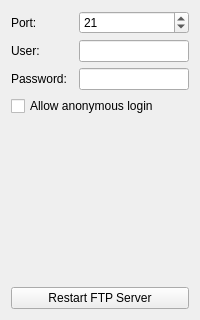
Qt form mainwindow.ui (sashoalm/QFtpServer) before a commit.
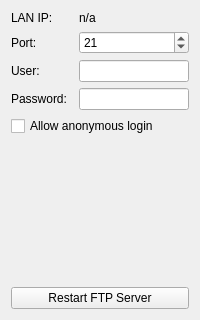
The same form after that commit.

Commit message: display LAN IP address

```diff
--- a/mainwindow.ui
+++ b/mainwindow.ui
@@ -15,28 +15,51 @@
   </property>
   <widget class="QWidget" name="centralWidget">
    <layout class="QGridLayout" name="gridLayout">
-    <item row="4" column="0">
+    <item row="5" column="2">
+     <widget class="QLineEdit" name="lineEditPassword"/>
+    </item>
+    <item row="8" column="0" colspan="3">
+     <spacer name="verticalSpacer">
+      <property name="orientation">
+       <enum>Qt::Vertical</enum>
+      </property>
+      <property name="sizeHint" stdset="0">
+       <size>
+        <width>20</width>
+        <height>40</height>
+       </size>
+      </property>
+     </spacer>
+    </item>
+    <item row="6" column="0" colspan="3">
+     <widget class="QCheckBox" name="checkBoxAnonymous">
+      <property name="text">
+       <string>Allow anonymous login</string>
+      </property>
+     </widget>
+    </item>
+    <item row="5" column="0">
      <widget class="QLabel" name="label_3">
       <property name="text">
        <string>Password:</string>
       </property>
      </widget>
     </item>
-    <item row="3" column="0">
+    <item row="4" column="0">
      <widget class="QLabel" name="label_2">
       <property name="text">
        <string>User:</string>
       </property>
      </widget>
     </item>
-    <item row="0" column="0">
+    <item row="1" column="0">
      <widget class="QLabel" name="label">
       <property name="text">
        <string>Port:</string>
       </property>
      </widget>
     </item>
-    <item row="0" column="2">
+    <item row="1" column="2">
      <widget class="QSpinBox" name="spinBoxPort">
       <property name="minimum">
        <number>1</number>
@@ -49,36 +72,27 @@
       </property>
      </widget>
     </item>
-    <item row="8" column="0" colspan="3">
+    <item row="9" column="0" colspan="3">
      <widget class="QPushButton" name="pushButtonRestartServer">
       <property name="text">
        <string>Restart FTP Server</string>
       </property>
      </widget>
     </item>
-    <item row="3" column="2">
-     <widget class="QLineEdit" name="lineEditUserName"/>
-    </item>
     <item row="4" column="2">
-     <widget class="QLineEdit" name="lineEditPassword"/>
+     <widget class="QLineEdit" name="lineEditUserName"/>
     </item>
-    <item row="7" column="0" colspan="3">
-     <spacer name="verticalSpacer">
-      <property name="orientation">
-       <enum>Qt::Vertical</enum>
+    <item row="0" column="0">
+     <widget class="QLabel" name="label_4">
+      <property name="text">
+       <string>LAN IP:</string>
       </property>
-      <property name="sizeHint" stdset="0">
-       <size>
-        <width>20</width>
-        <height>40</height>
-       </size>
-      </property>
-     </spacer>
+     </widget>
     </item>
-    <item row="5" column="0" colspan="3">
-     <widget class="QCheckBox" name="checkBoxAnonymous">
+    <item row="0" column="2">
+     <widget class="QLabel" name="labelLanIp">
       <property name="text">
-       <string>Allow anonymous login</string>
+       <string>n/a</string>
       </property>
      </widget>
     </item>
@@ -90,7 +104,7 @@
      <x>0</x>
      <y>0</y>
      <width>200</width>
-     <height>22</height>
+     <height>23</height>
     </rect>
    </property>
   </widget>
```
The commit also changes 2 other files.
